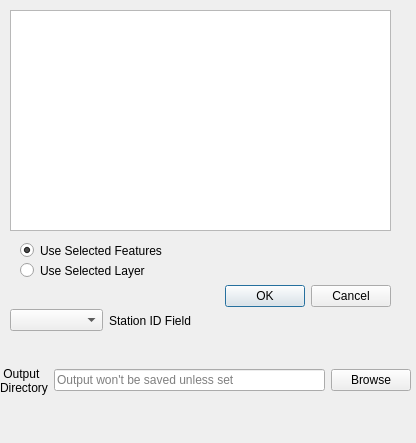
The window that HydroData/tools/ffa_dialog_base.ui (hellkite500/HydroQGIS) describes before a commit, drawn with Qt 5.
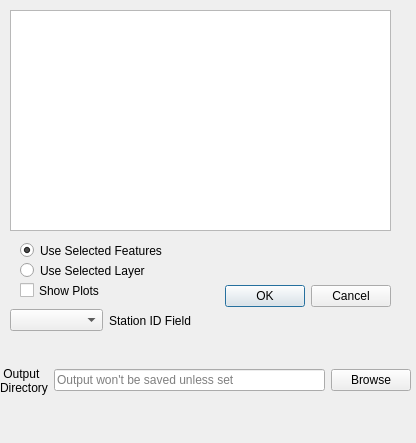
The same window after the commit.

Commit message: Added ability to turn off plotting.  Still saves plot if output location specified.

The edit to the form file:
```diff
--- a/HydroData/tools/ffa_dialog_base.ui
+++ b/HydroData/tools/ffa_dialog_base.ui
@@ -130,6 +130,19 @@
     </item>
    </layout>
   </widget>
+  <widget class="QCheckBox" name="showPlots">
+   <property name="geometry">
+    <rect>
+     <x>20</x>
+     <y>280</y>
+     <width>93</width>
+     <height>21</height>
+    </rect>
+   </property>
+   <property name="text">
+    <string>Show Plots</string>
+   </property>
+  </widget>
  </widget>
  <resources/>
  <connections>
```
The commit also changes 1 other file.
